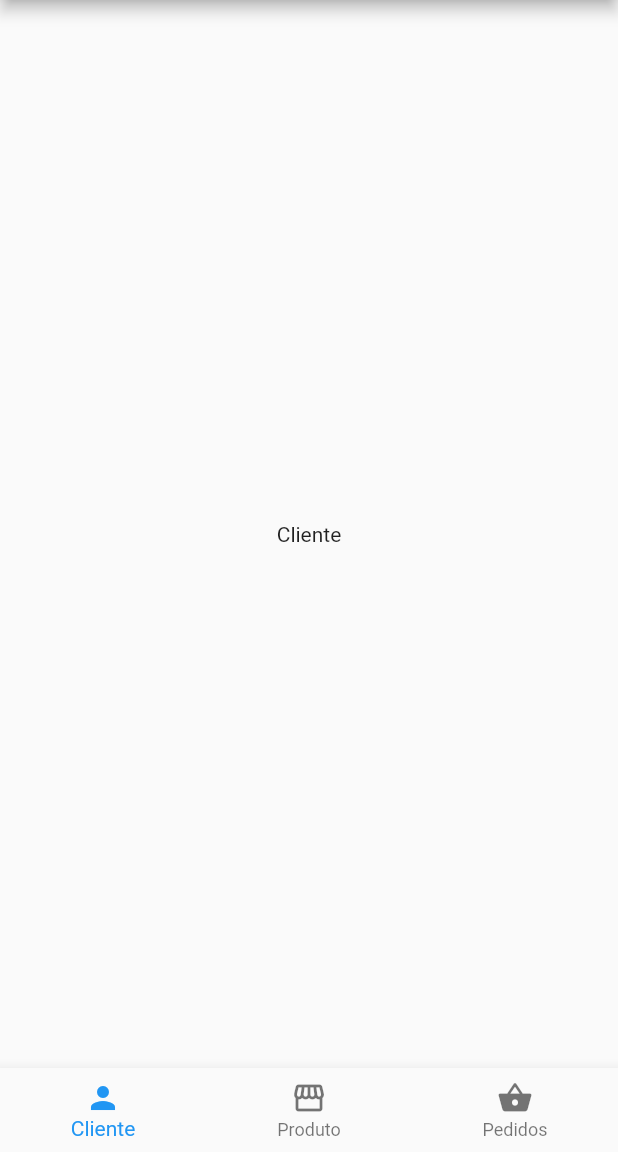
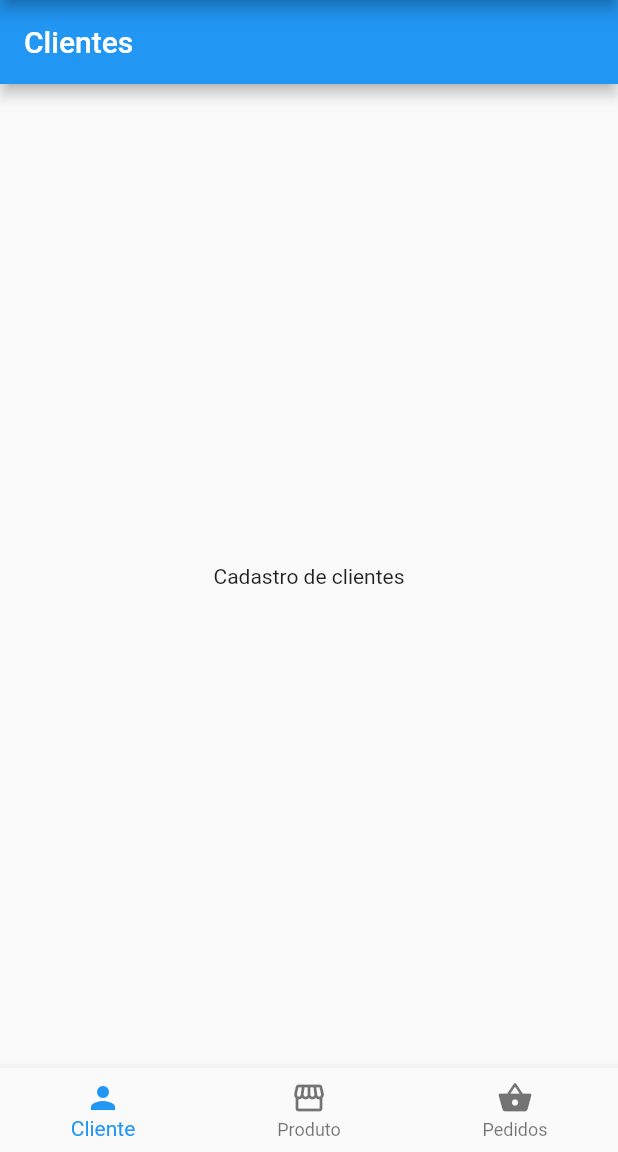
Before and after one commit to QASoftDev/vendas-mobile, a Flutter app: the screen it shows after launch, on a phone screen of 412 x 824 dp, the part 84-1236 px from its top. Run offline on Flutter 3.47's test engine with Material 2 defaults, Android fonts, the phone set to English and light mode, and no system bars.

Commit message:
Created pages to product, client and order

```diff
--- a/lib/main.dart
+++ b/lib/main.dart
@@ -1,6 +1,9 @@
 // ignore_for_file: prefer_const_constructors, prefer_const_literals_to_create_immutables
 
 import 'package:flutter/material.dart';
+import 'package:ven_das/views/ClientPage.dart';
+import 'package:ven_das/views/OrderPage.dart';
+import 'package:ven_das/views/ProductPage.dart';
 
 import 'views/NewPageScreen.dart';
 
@@ -34,11 +37,7 @@ class MyHomePage extends StatefulWidget {
 class _MyHomePageState extends State<MyHomePage> {
   int _indiceAtual = 0;
 
-  final List<Widget> _telas = [
-    NewPageScreen("Cliente"),
-    NewPageScreen("Produto"),
-    NewPageScreen("Pedidos")
-  ];
+  final List<Widget> _telas = [ClientPage(), ProductPage(), OrderPage()];
 
   @override
   Widget build(BuildContext context) {
@@ -54,11 +53,18 @@ class _MyHomePageState extends State<MyHomePage> {
           BottomNavigationBarItem(
             icon: Icon(Icons.person),
             label: 'Cliente',
+            backgroundColor: Colors.blue,
           ),
           BottomNavigationBarItem(
-              icon: Icon(Icons.storefront), label: 'Produto'),
+            icon: Icon(Icons.storefront),
+            label: 'Produto',
+            backgroundColor: Colors.green,
+          ),
           BottomNavigationBarItem(
-              icon: Icon(Icons.shopping_basket), label: 'Pedidos'),
+            icon: Icon(Icons.shopping_basket),
+            label: 'Pedidos',
+            backgroundColor: Colors.red,
+          ),
         ],
       ), // T
     );
--- /dev/null
+++ b/lib/views/ClientPage.dart
@@ -0,0 +1,11 @@
+import 'package:flutter/material.dart';
+
+class ClientPage extends StatelessWidget {
+  @override
+  Widget build(BuildContext context) => Scaffold(
+        appBar: AppBar(
+          title: Text('Clientes'),
+        ),
+        body: Center(child: Text('Cadastro de clientes')),
+      );
+}
```
Also changed, not shown: lib/views/OrderPage.dart (added, +11 -0 lines), lib/views/ProductPage.dart (added, +11 -0 lines).
